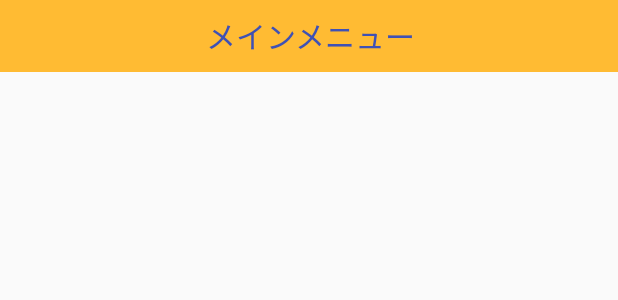
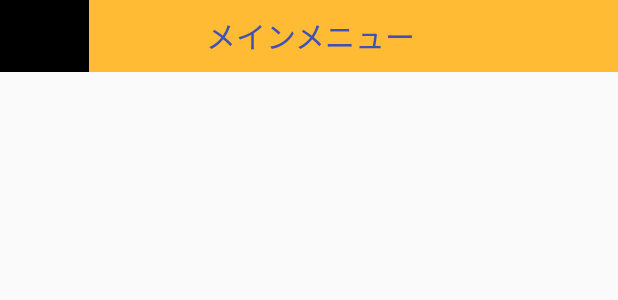
Before and after one commit to kentaro0113/56th_application, an Android app: the layout activity_mainmenu.xml on its own in the app's theme, with its tools: preview values and no code run, on a phone screen of 412 x 824 dp. Shown: the top 300 px of the screen. Run offline under Robolectric (Android 15) with nearby library versions, the light colour scheme and no system bars.

Commit message:
色の定義を追加しました

```diff
--- a/app/src/main/res/layout/activity_mainmenu.xml
+++ b/app/src/main/res/layout/activity_mainmenu.xml
@@ -15,7 +15,7 @@
             android:layout_width="match_parent"
             android:layout_height="match_parent"
             android:layout_weight="3"
-            android:background="@null"
+            android:background="@color/colorBlack"
             android:padding="4dp"
             android:scaleType="fitStart" />
 
--- a/app/src/main/res/values/colors.xml
+++ b/app/src/main/res/values/colors.xml
@@ -3,4 +3,6 @@
     <color name="colorPrimary">#3F51B5</color>
     <color name="colorPrimaryDark">#303F9F</color>
     <color name="colorAccent">#FF4081</color>
+    <color name="colorBlack">#000000</color>
+    <color name="colorRed">#ff0000</color>
 </resources>
```
